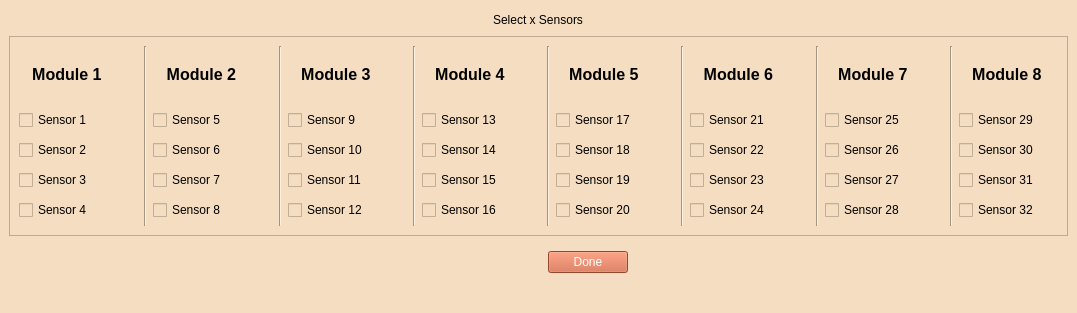
First picture: the form in GUI/main_sensor_selection_matrix.ui, repository jrsm1/EWAS_Application, before the edit.
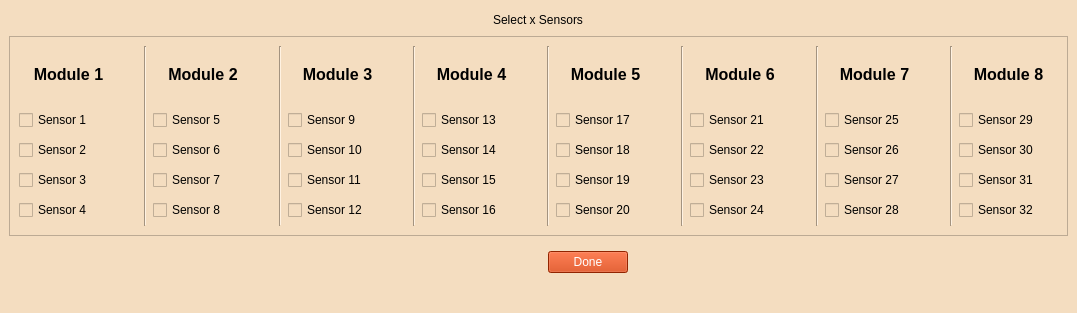
Second picture: the form after the edit.

Commit message: [X] Enabling sensors depending on connected modules.

Diff of the .ui file:
```diff
--- a/GUI/main_sensor_selection_matrix.ui
+++ b/GUI/main_sensor_selection_matrix.ui
@@ -75,9 +75,7 @@
 												</size>
 											</property>
 											<property name="text">
-												<string>&lt;html&gt;&lt;head/&gt;&lt;body&gt;&lt;p align=&quot;center&quot;&gt;&lt;span
-													style=&quot; font-size:12pt; font-weight:600;&quot;&gt;Module 1&lt;/span&gt;&lt;/p&gt;&lt;/body&gt;&lt;/html&gt;
-												</string>
+            <string>&lt;html&gt;&lt;head/&gt;&lt;body&gt;&lt;p align=&quot;center&quot;&gt;&lt;span style=&quot; font-size:12pt; font-weight:600;&quot;&gt;Module 1&lt;/span&gt;&lt;/p&gt;&lt;/body&gt;&lt;/html&gt;</string>
 											</property>
 										</widget>
 									</item>
@@ -142,9 +140,7 @@
 												</size>
 											</property>
 											<property name="text">
-												<string>&lt;html&gt;&lt;head/&gt;&lt;body&gt;&lt;p align=&quot;center&quot;&gt;&lt;span
-													style=&quot; font-size:12pt; font-weight:600;&quot;&gt;Module 2&lt;/span&gt;&lt;/p&gt;&lt;/body&gt;&lt;/html&gt;
-												</string>
+            <string>&lt;html&gt;&lt;head/&gt;&lt;body&gt;&lt;p align=&quot;center&quot;&gt;&lt;span style=&quot; font-size:12pt; font-weight:600;&quot;&gt;Module 2&lt;/span&gt;&lt;/p&gt;&lt;/body&gt;&lt;/html&gt;</string>
 											</property>
 										</widget>
 									</item>
@@ -209,9 +205,7 @@
 												</size>
 											</property>
 											<property name="text">
-												<string>&lt;html&gt;&lt;head/&gt;&lt;body&gt;&lt;p align=&quot;center&quot;&gt;&lt;span
-													style=&quot; font-size:12pt; font-weight:600;&quot;&gt;Module 3&lt;/span&gt;&lt;/p&gt;&lt;/body&gt;&lt;/html&gt;
-												</string>
+            <string>&lt;html&gt;&lt;head/&gt;&lt;body&gt;&lt;p align=&quot;center&quot;&gt;&lt;span style=&quot; font-size:12pt; font-weight:600;&quot;&gt;Module 3&lt;/span&gt;&lt;/p&gt;&lt;/body&gt;&lt;/html&gt;</string>
 											</property>
 										</widget>
 									</item>
@@ -276,9 +270,7 @@
 												</size>
 											</property>
 											<property name="text">
-												<string>&lt;html&gt;&lt;head/&gt;&lt;body&gt;&lt;p align=&quot;center&quot;&gt;&lt;span
-													style=&quot; font-size:12pt; font-weight:600;&quot;&gt;Module 4&lt;/span&gt;&lt;/p&gt;&lt;/body&gt;&lt;/html&gt;
-												</string>
+            <string>&lt;html&gt;&lt;head/&gt;&lt;body&gt;&lt;p align=&quot;center&quot;&gt;&lt;span style=&quot; font-size:12pt; font-weight:600;&quot;&gt;Module 4&lt;/span&gt;&lt;/p&gt;&lt;/body&gt;&lt;/html&gt;</string>
 											</property>
 										</widget>
 									</item>
@@ -346,9 +338,7 @@
 												</size>
 											</property>
 											<property name="text">
-												<string>&lt;html&gt;&lt;head/&gt;&lt;body&gt;&lt;p align=&quot;center&quot;&gt;&lt;span
-													style=&quot; font-size:12pt; font-weight:600;&quot;&gt;Module 5&lt;/span&gt;&lt;/p&gt;&lt;/body&gt;&lt;/html&gt;
-												</string>
+            <string>&lt;html&gt;&lt;head/&gt;&lt;body&gt;&lt;p align=&quot;center&quot;&gt;&lt;span style=&quot; font-size:12pt; font-weight:600;&quot;&gt;Module 5&lt;/span&gt;&lt;/p&gt;&lt;/body&gt;&lt;/html&gt;</string>
 											</property>
 										</widget>
 									</item>
@@ -413,9 +403,7 @@
 												</size>
 											</property>
 											<property name="text">
-												<string>&lt;html&gt;&lt;head/&gt;&lt;body&gt;&lt;p align=&quot;center&quot;&gt;&lt;span
-													style=&quot; font-size:12pt; font-weight:600;&quot;&gt;Module 6&lt;/span&gt;&lt;/p&gt;&lt;/body&gt;&lt;/html&gt;
-												</string>
+            <string>&lt;html&gt;&lt;head/&gt;&lt;body&gt;&lt;p align=&quot;center&quot;&gt;&lt;span style=&quot; font-size:12pt; font-weight:600;&quot;&gt;Module 6&lt;/span&gt;&lt;/p&gt;&lt;/body&gt;&lt;/html&gt;</string>
 											</property>
 										</widget>
 									</item>
@@ -483,9 +471,7 @@
 												</size>
 											</property>
 											<property name="text">
-												<string>&lt;html&gt;&lt;head/&gt;&lt;body&gt;&lt;p align=&quot;center&quot;&gt;&lt;span
-													style=&quot; font-size:12pt; font-weight:600;&quot;&gt;Module 7&lt;/span&gt;&lt;/p&gt;&lt;/body&gt;&lt;/html&gt;
-												</string>
+            <string>&lt;html&gt;&lt;head/&gt;&lt;body&gt;&lt;p align=&quot;center&quot;&gt;&lt;span style=&quot; font-size:12pt; font-weight:600;&quot;&gt;Module 7&lt;/span&gt;&lt;/p&gt;&lt;/body&gt;&lt;/html&gt;</string>
 											</property>
 										</widget>
 									</item>
@@ -550,9 +536,7 @@
 												</size>
 											</property>
 											<property name="text">
-												<string>&lt;html&gt;&lt;head/&gt;&lt;body&gt;&lt;p align=&quot;center&quot;&gt;&lt;span
-													style=&quot; font-size:12pt; font-weight:600;&quot;&gt;Module 8&lt;/span&gt;&lt;/p&gt;&lt;/body&gt;&lt;/html&gt;
-												</string>
+            <string>&lt;html&gt;&lt;head/&gt;&lt;body&gt;&lt;p align=&quot;center&quot;&gt;&lt;span style=&quot; font-size:12pt; font-weight:600;&quot;&gt;Module 8&lt;/span&gt;&lt;/p&gt;&lt;/body&gt;&lt;/html&gt;</string>
 											</property>
 										</widget>
 									</item>
@@ -678,10 +662,9 @@
 							<item>
 								<widget class="QPushButton" name="sensor_selection_DONE_Button">
 									<property name="styleSheet">
-										<string notr="true">background-color: rgb(209, 99, 65);
-											color: rgb(255, 255, 255);
-											font: 12pt &quot;MS Shell Dlg 2&quot;;
-										</string>
+          <string notr="true">background-color:rgb(204, 51, 0);
+color: rgb(255, 255, 255);
+font: 12pt &quot;MS Shell Dlg 2&quot;;</string>
 									</property>
 									<property name="text">
 										<string>Done</string>
```
Left out of the diff: 86 changed lines with no effect on the pictures. Lines whose indentation alone changed are shown as unchanged. The commit also changes 5 other files.
